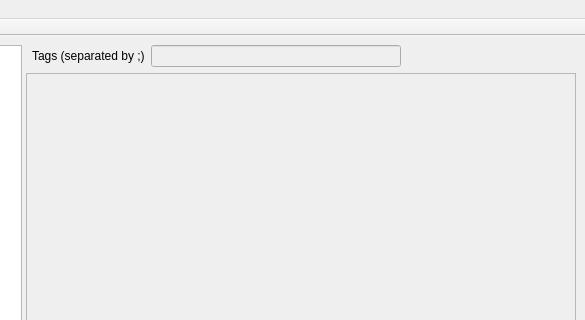
Old version of the form mainwindow.ui in the repository iamsergio/snippy; both pictures show x 538 to 1123 and y 0 to 320 of the 1123 by 759 pixel window.
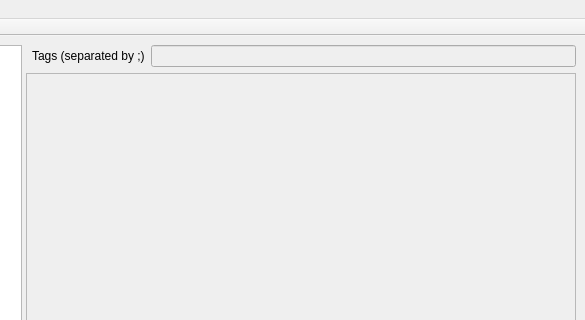
New version of the form.

Commit message: Adjust layout

Patch:
```diff
--- a/mainwindow.ui
+++ b/mainwindow.ui
@@ -40,7 +40,7 @@
         </size>
        </property>
       </widget>
-      <widget class="QWidget" name="">
+      <widget class="QWidget" name="layoutWidget">
        <layout class="QVBoxLayout" name="verticalLayout">
         <item>
          <layout class="QHBoxLayout" name="horizontalLayout">
@@ -76,7 +76,7 @@
               </property>
               <property name="maximumSize">
                <size>
-                <width>250</width>
+                <width>16777215</width>
                 <height>16777215</height>
                </size>
               </property>
```
Left out of the diff: 2 changed lines with no effect on the pictures.
